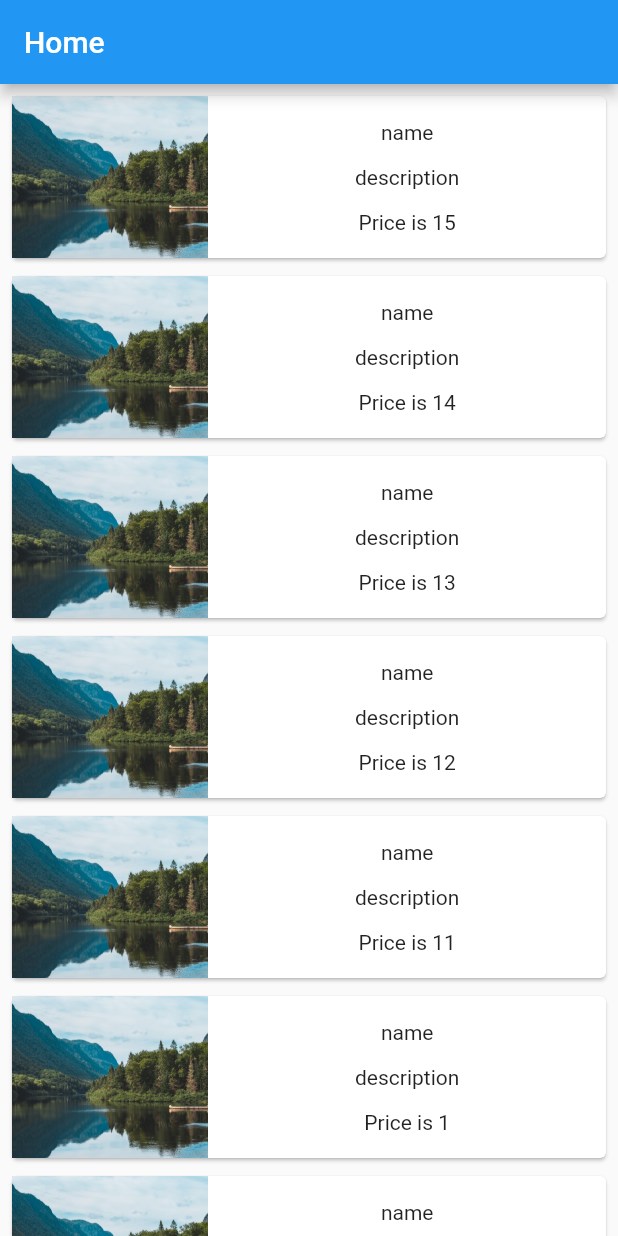
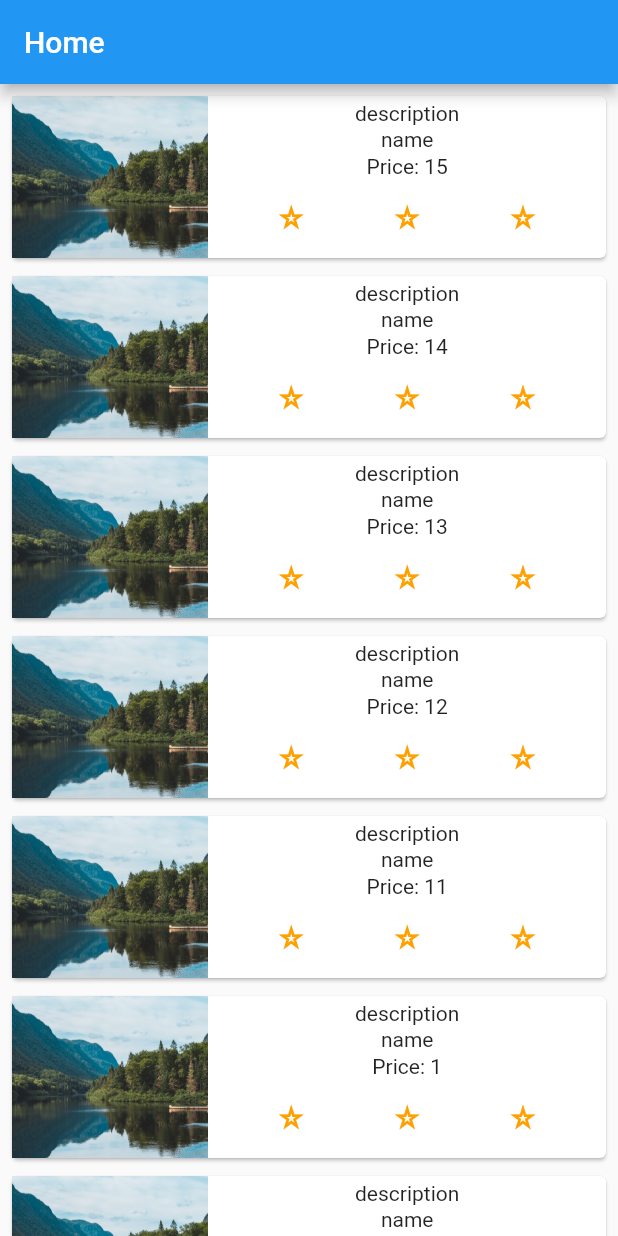
Before and after one commit to RamandeepKW/StatefulWidget, a Flutter app: the screen it shows after launch, on a phone screen of 412 x 824 dp. Run offline on Flutter 3.47's test engine with Material 2 defaults, Android fonts, the phone set to English and light mode, and no system bars.

```diff
--- a/lib/main.dart
+++ b/lib/main.dart
@@ -1,4 +1,6 @@
+import 'package:flutter/cupertino.dart';
 import 'package:flutter/material.dart';
+import 'package:flutterfirsttutorial/product.dart';
 import 'package:flutterfirsttutorial/productbox.dart';
 
 void main() {
@@ -21,29 +23,167 @@ class MyHome extends StatefulWidget {
   }
 }
 
-class _MyState extends State<MyHome>{
+List itemList = <Product>[];
+
+class _MyState extends State<MyHome> {
   @override
   Widget build(BuildContext context) {
+    getProducts();
     return Scaffold(
-      appBar: AppBar(title: Text('Home'),),
-      body: ListView(
+      appBar: AppBar(
+        title: Text('Home'),
+      ),
+      body: ListView.builder(
+        itemCount: itemList.length,
+        itemBuilder: (context, index) {
+          return GestureDetector(
+            child: ProductBox(itemList[index]),
+            onTap: () {
+              Navigator.push(
+                  context,
+                  MaterialPageRoute(
+                      builder: (context) => ProductRange(itemList[index])));
+            },
+          );
+        },
         shrinkWrap: true,
         padding: EdgeInsets.all(2),
-        children: <Widget>[
-          ProductBox(15, "description", "name"),
-          ProductBox(14, "description", "name"),
-          ProductBox(13, "description", "name"),
-          ProductBox(12, "description", "name"),
-          ProductBox(11, "description", "name"),
-          ProductBox(1, "description", "name"),
-          ProductBox(10, "description", "name"),
-          ProductBox(9, "description", "name"),
-          ProductBox(8, "description", "name"),
-        ],
       ),
     );
   }
 
+  void getProducts() {
+    itemList.add(Product(15, "description", "name"));
+    itemList.add(Product(14, "description", "name"));
+    itemList.add(Product(13, "description", "name"));
+    itemList.add(Product(12, "description", "name"));
+    itemList.add(Product(11, "description", "name"));
+    itemList.add(Product(1, "description", "name"));
+    itemList.add(Product(10, "description", "name"));
+    itemList.add(Product(9, "description", "name"));
+    itemList.add(Product(8, "description", "name"));
+  }
+}
+
+class ProductRange extends StatelessWidget {
+  final Product item;
+
+  ProductRange(this.item);
+
+  @override
+  Widget build(BuildContext context) {
+    return Scaffold(
+      appBar: AppBar(
+        title: Text('Detail Page'),
+      ),
+      body: Container(
+        child: Column(
+          mainAxisAlignment: MainAxisAlignment.spaceEvenly,
+          children: <Widget>[
+            Image.asset("assets/images/lake.jpg"),
+            Expanded(
+                child: Container(
+              child: Column(
+                mainAxisAlignment: MainAxisAlignment.spaceEvenly,
+                children: [
+                  Text(item.name),
+                  Text(item.description),
+                  Text(item.price.toString()),
+                  RatingBox()
+                ],
+              ),
+            )),
+          ],
+        ),
+      ),
+    );
+  }
+}
+
+class RatingBox extends StatefulWidget {
+  @override
+  State<StatefulWidget> createState() {
+    return RatingState();
+  }
+}
+
+class RatingState extends State<RatingBox> {
+  int rating = 0;
+  double size = 20;
+
+  @override
+  Widget build(BuildContext context) {
+    return Row(
+      mainAxisAlignment: MainAxisAlignment.spaceEvenly,
+      crossAxisAlignment: CrossAxisAlignment.end,
+      mainAxisSize: MainAxisSize.max,
+      children: <Widget>[
+        Container(
+            child: IconButton(
+          icon: rating >= 1
+              ? Icon(
+                  Icons.star_rate,
+                  color: Colors.amber[700],
+                  size: size,
+                )
+              : Icon(
+                  Icons.star_rate_outlined,
+                  color: Colors.amber[700],
+                  size: size,
+                ),
+          onPressed: () => setRatingOne(),
+        )),
+        Container(
+            child: IconButton(
+          icon: rating >= 2
+              ? Icon(
+                  Icons.star_rate,
+                  color: Colors.amber[700],
+                  size: size,
+                )
+              : Icon(
+                  Icons.star_rate_outlined,
+                  color: Colors.amber[700],
+                  size: size,
+                ),
+          onPressed: () => setRatingTwo(),
+        )),
+        Container(
+            child: IconButton(
+          icon: rating >= 3
+              ? Icon(
+                  Icons.star_rate,
+                  color: Colors.amber[700],
+                  size: size,
+                )
+              : Icon(
+                  Icons.star_rate_outlined,
+                  color: Colors.amber[700],
+                  size: size,
+                ),
+          onPressed: () => setRatingThree(),
+        )),
+      ],
+    );
+  }
+
+  setRatingOne() {
+    setState(() {
+      rating = 1;
+    });
+  }
+
+  setRatingTwo() {
+    setState(() {
+      rating = 2;
+    });
+  }
+
+  setRatingThree() {
+    setState(() {
+      rating = 3;
+    });
+  }
 }
 
 /*
--- /dev/null
+++ b/lib/product.dart
@@ -0,0 +1,8 @@
+
+class Product {
+  final String name;
+  final String description;
+  final int price;
+
+   Product(this.price,this.name, this.description);
+}
--- a/lib/productbox.dart
+++ b/lib/productbox.dart
@@ -1,10 +1,17 @@
 import 'package:flutter/material.dart';
+import 'package:flutterfirsttutorial/product.dart';
+
+import 'main.dart';
 
 class ProductBox extends StatelessWidget {
-  final String description, name;
+/*  final String description, name;
   final int price;
 
-  ProductBox(this.price, this.description, this.name);
+  ProductBox(this.price, this.description, this.name);*/
+
+  final item;
+
+  ProductBox(this.item);
 
   @override
   Widget build(BuildContext context) {
@@ -22,9 +29,10 @@ class ProductBox extends StatelessWidget {
                 child: Column(
                   mainAxisAlignment: MainAxisAlignment.spaceEvenly,
                   children: [
-                    Text(name),
-                    Text(description),
-                    Text('Price is '+price.toString()),
+                    Text(item.name),
+                    Text(item.description),
+                    Text('Price: ' + item.price.toString()),
+                    RatingBox()
                   ],
                 ),
               ),
```
